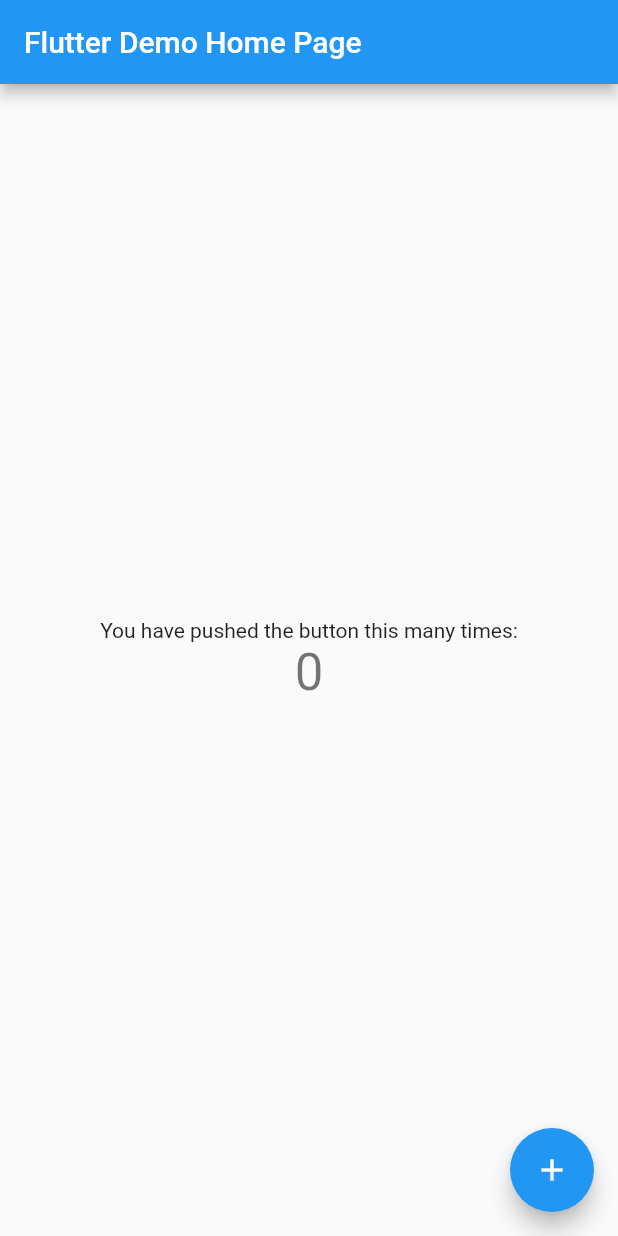
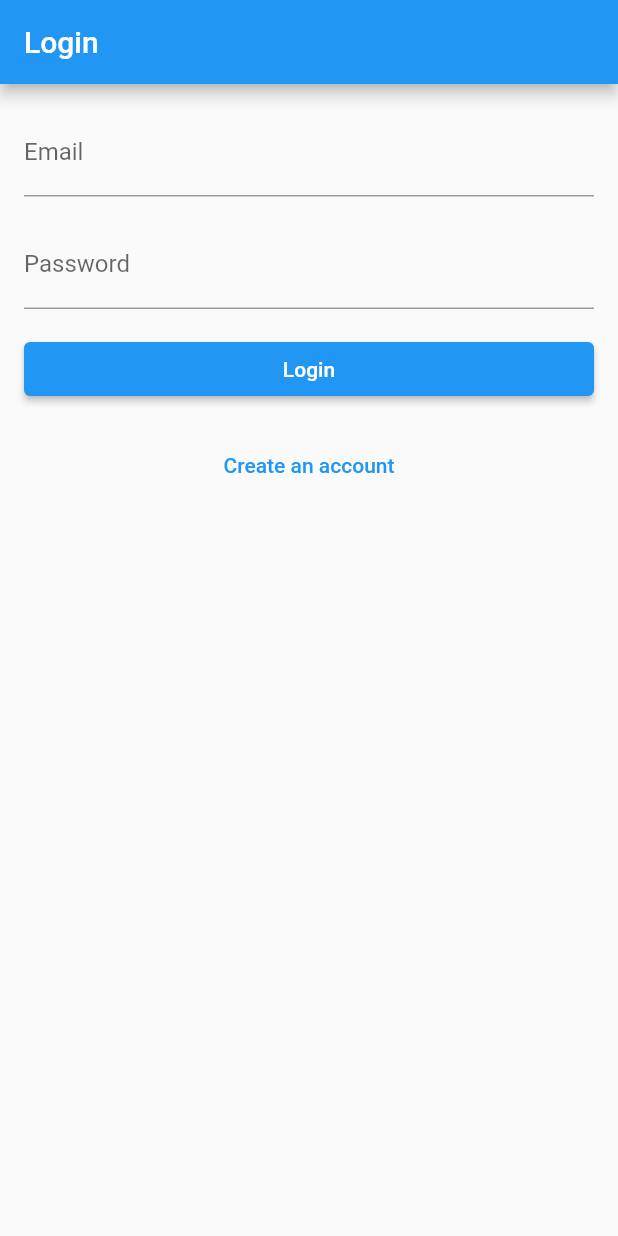
Before and after one commit to JUANITOTELO/KeystoneProject, a Flutter app: the screen it shows after launch, on a phone screen of 412 x 824 dp. Run offline on Flutter 3.47's test engine with Material 2 defaults, Android fonts, the light colour scheme and no system bars; our stand-ins replace firebase_auth, firebase_core, fluttertoast; accounts and stored records are empty.

Commit message:
Estructura general del proyecto

```diff
--- /dev/null
+++ b/lib/authPage/login_page.dart
@@ -0,0 +1,101 @@
+import 'package:flutter/material.dart';
+import 'package:fluttertoast/fluttertoast.dart';
+import 'package:firebase_auth/firebase_auth.dart';
+import 'package:firebase_core/firebase_core.dart';
+
+class LoginPage extends StatefulWidget {
+  const LoginPage({super.key});
+
+  @override
+  _LoginPageState createState() => _LoginPageState();
+}
+
+class _LoginPageState extends State<LoginPage> {
+  final _emailController = TextEditingController();
+  final _passwordController = TextEditingController();
+
+  bool _isLoading = false;
+
+  @override
+  void initState() {
+    super.initState();
+    Firebase.initializeApp();
+  }
+
+  void _login() async {
+    setState(() {
+      _isLoading = true;
+    });
+
+    try {
+      UserCredential userCredential =
+          await FirebaseAuth.instance.signInWithEmailAndPassword(
+        email: _emailController.text,
+        password: _passwordController.text,
+      );
+      print('User logged in: ${userCredential.user!.uid}');
+      Fluttertoast.showToast(msg: 'Login successful');
+      Navigator.pushReplacementNamed(context, '/home');
+    } on FirebaseAuthException catch (e) {
+      if (e.code == 'user-not-found') {
+        print('No user found for that email.');
+        Fluttertoast.showToast(msg: 'No user found for that email.');
+      } else if (e.code == 'wrong-password') {
+        print('Wrong password provided for that user.');
+        Fluttertoast.showToast(msg: 'Wrong password provided for that user.');
+      }
+    } catch (e) {
+      print('Error: $e');
+      Fluttertoast.showToast(msg: 'Error: $e');
+    }
+
+    setState(() {
+      _isLoading = false;
+    });
+  }
+
+  @override
+  Widget build(BuildContext context) {
+    return Scaffold(
+      appBar: AppBar(
+        title: const Text('Login'),
+      ),
+      body: _isLoading
+          ? const Center(child: CircularProgressIndicator())
+          : Padding(
+              padding: const EdgeInsets.all(16.0),
+              child: Column(
+                crossAxisAlignment: CrossAxisAlignment.stretch,
+                children: [
+                  TextField(
+                    controller: _emailController,
+                    decoration: const InputDecoration(
+                      labelText: 'Email',
+                    ),
+                  ),
+                  const SizedBox(height: 16.0),
+                  TextField(
+                    controller: _passwordController,
+                    decoration: const InputDecoration(
+                      labelText: 'Password',
+                    ),
+                    obscureText: true,
+                  ),
+                  const SizedBox(height: 16.0),
+                  ElevatedButton(
+                    onPressed: _login,
+                    child: const Text('Login'),
+                  ),
+                  const SizedBox(height: 16.0),
+                  TextButton(
+                    onPressed: () {
+                      Navigator.pushNamed(context, '/register');
+                    },
+                    child: const Text('Create an account'),
+                  ),
+                ],
+              ),
+            ),
+    );
+  }
+}
--- a/lib/main.dart
+++ b/lib/main.dart
@@ -1,115 +1,32 @@
 import 'package:flutter/material.dart';
+import 'package:firebase_core/firebase_core.dart';
+import 'authPage/login_page.dart';
+import 'authPage/register_page.dart';
+import 'home/home.dart';
 
-void main() {
+void main() async {
+  WidgetsFlutterBinding.ensureInitialized();
+  await Firebase.initializeApp();
   runApp(const MyApp());
 }
 
 class MyApp extends StatelessWidget {
   const MyApp({super.key});
 
-  // This widget is the root of your application.
   @override
   Widget build(BuildContext context) {
     return MaterialApp(
-      title: 'Flutter Demo',
+      title: 'Flutter Login Register App',
       theme: ThemeData(
-        // This is the theme of your application.
-        //
-        // Try running your application with "flutter run". You'll see the
-        // application has a blue toolbar. Then, without quitting the app, try
-        // changing the primarySwatch below to Colors.green and then invoke
-        // "hot reload" (press "r" in the console where you ran "flutter run",
-        // or simply save your changes to "hot reload" in a Flutter IDE).
-        // Notice that the counter didn't reset back to zero; the application
-        // is not restarted.
         primarySwatch: Colors.blue,
+        visualDensity: VisualDensity.adaptivePlatformDensity,
       ),
-      home: const MyHomePage(title: 'Flutter Demo Home Page'),
+      initialRoute: '/login',
+      routes: {
+        '/login': (context) => const LoginPage(),
+        '/register': (context) => const RegisterPage(),
+        '/home': (context) => const HomePage(),
+      },
     );
   }
 }
-
-class MyHomePage extends StatefulWidget {
-  const MyHomePage({super.key, required this.title});
-
-  // This widget is the home page of your application. It is stateful, meaning
-  // that it has a State object (defined below) that contains fields that affect
-  // how it looks.
-
-  // This class is the configuration for the state. It holds the values (in this
-  // case the title) provided by the parent (in this case the App widget) and
-  // used by the build method of the State. Fields in a Widget subclass are
-  // always marked "final".
-
-  final String title;
-
-  @override
-  State<MyHomePage> createState() => _MyHomePageState();
-}
-
-class _MyHomePageState extends State<MyHomePage> {
-  int _counter = 0;
-
-  void _incrementCounter() {
-    setState(() {
-      // This call to setState tells the Flutter framework that something has
-      // changed in this State, which causes it to rerun the build method below
-      // so that the display can reflect the updated values. If we changed
-      // _counter without calling setState(), then the build method would not be
-      // called again, and so nothing would appear to happen.
-      _counter++;
-    });
-  }
-
-  @override
-  Widget build(BuildContext context) {
-    // This method is rerun every time setState is called, for instance as done
-    // by the _incrementCounter method above.
-    //
-    // The Flutter framework has been optimized to make rerunning build methods
-    // fast, so that you can just rebuild anything that needs updating rather
-    // than having to individually change instances of widgets.
-    return Scaffold(
-      appBar: AppBar(
-        // Here we take the value from the MyHomePage object that was created by
-        // the App.build method, and use it to set our appbar title.
-        title: Text(widget.title),
-      ),
-      body: Center(
-        // Center is a layout widget. It takes a single child and positions it
-        // in the middle of the parent.
-        child: Column(
-          // Column is also a layout widget. It takes a list of children and
-          // arranges them vertically. By default, it sizes itself to fit its
-          // children horizontally, and tries to be as tall as its parent.
-          //
-          // Invoke "debug painting" (press "p" in the console, choose the
-          // "Toggle Debug Paint" action from the Flutter Inspector in Android
-          // Studio, or the "Toggle Debug Paint" command in Visual Studio Code)
-          // to see the wireframe for each widget.
-          //
-          // Column has various properties to control how it sizes itself and
-          // how it positions its children. Here we use mainAxisAlignment to
-          // center the children vertically; the main axis here is the vertical
-          // axis because Columns are vertical (the cross axis would be
-          // horizontal).
-          mainAxisAlignment: MainAxisAlignment.center,
-          children: <Widget>[
-            const Text(
-              'You have pushed the button this many times:',
-            ),
-            Text(
-              '$_counter',
-              style: Theme.of(context).textTheme.headlineMedium,
-            ),
-          ],
-        ),
-      ),
-      floatingActionButton: FloatingActionButton(
-        onPressed: _incrementCounter,
-        tooltip: 'Increment',
-        child: const Icon(Icons.add),
-      ), // This trailing comma makes auto-formatting nicer for build methods.
-    );
-  }
-}
--- a/pubspec.yaml
+++ b/pubspec.yaml
@@ -35,6 +35,9 @@
   # The following adds the Cupertino Icons font to your application.
   # Use with the CupertinoIcons class for iOS style icons.
   cupertino_icons: ^1.0.2
+  firebase_core: ^2.7.1
+  fluttertoast: ^8.2.1
+  firebase_auth: ^4.4.0
 
 dev_dependencies:
   flutter_test:
```
Also changed, not shown: lib/authPage/register_page.dart (added, +111 -0 lines), lib/home/home.dart (added, +45 -0 lines), lib/firebase_options.dart (added), pubspec.lock, 7 other files.
